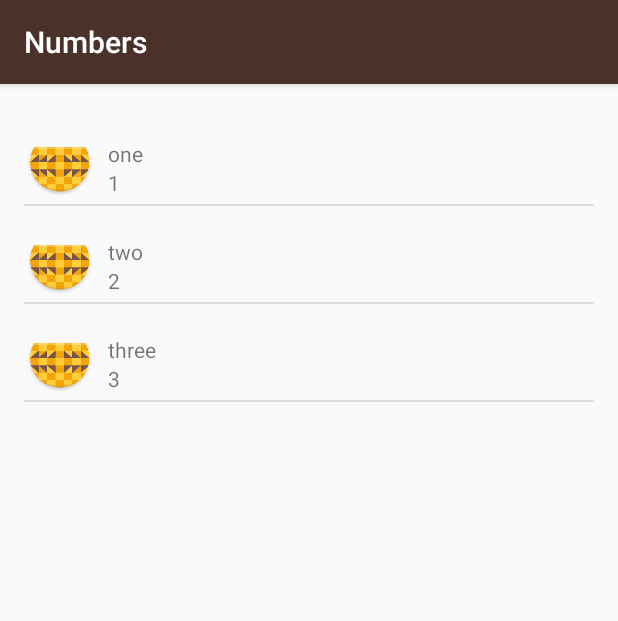
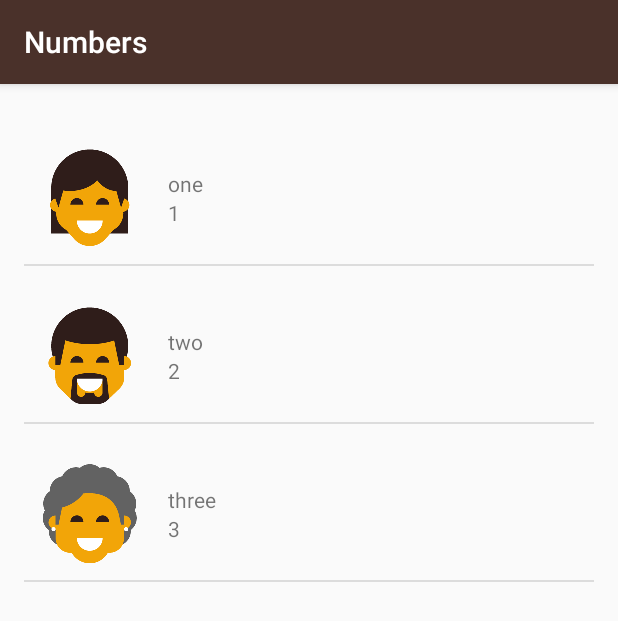
Before and after one commit to timkao/androidListAdapter, an Android app: the NumbersActivity screen opened directly, with no data from a screen before it, on a phone screen of 412 x 824 dp. Shown: the top 621 px of the screen. Run offline under Robolectric (Android 15) with nearby library versions, the phone set to English and light mode, and no system bars.

Commit message:
aapt gives each resource an id

```diff
--- a/app/src/main/java/com/example/android/miwok/NumbersActivity.java
+++ b/app/src/main/java/com/example/android/miwok/NumbersActivity.java
@@ -16,9 +16,9 @@ public class NumbersActivity extends AppCompatActivity {
         setContentView(R.layout.activity_numbers);
 
         ArrayList<Word> list = new ArrayList();
-        list.add(new Word("one", "1"));
-        list.add(new Word("two", "2"));
-        list.add(new Word("three", "3"));
+        list.add(new Word("one", "1", R.drawable.family_daughter));
+        list.add(new Word("two", "2", R.drawable.family_father));
+        list.add(new Word("three", "3", R.drawable.family_grandmother));
         WordAdapter adapter = new WordAdapter(this, list);
 
         ListView listView = (ListView) findViewById(R.id.list);
--- a/app/src/main/java/com/example/android/miwok/Word.java
+++ b/app/src/main/java/com/example/android/miwok/Word.java
@@ -4,10 +4,12 @@ public class Word {
 
     private String miworkTranslation;
     private String defaultTranslation;
+    private int imageSrc;
 
-    public Word(String miwork, String english) {
+    public Word(String miwork, String english, int uriSrc) {
         miworkTranslation = miwork;
         defaultTranslation = english;
+        imageSrc = uriSrc;
     }
 
     public String getMiworkTranslation() {
@@ -17,4 +19,8 @@ public class Word {
     public String getDefaultTranslation() {
         return defaultTranslation;
     }
+
+    public int getImageSrc() {
+        return imageSrc;
+    }
 }
--- a/app/src/main/java/com/example/android/miwok/WordAdapter.java
+++ b/app/src/main/java/com/example/android/miwok/WordAdapter.java
@@ -8,6 +8,7 @@ import android.view.LayoutInflater;
 import android.view.View;
 import android.view.ViewGroup;
 import android.widget.ArrayAdapter;
+import android.widget.ImageView;
 import android.widget.TextView;
 
 import java.util.ArrayList;
@@ -32,9 +33,11 @@ public class WordAdapter extends ArrayAdapter<Word> {
 
         TextView miTextView = (TextView) listItemView.findViewById(R.id.miwork);
         TextView enTextView = (TextView) listItemView.findViewById(R.id.english);
+        ImageView imgView = (ImageView) listItemView.findViewById(R.id.smallIcon);
 
         miTextView.setText(currentWord.getMiworkTranslation());
         enTextView.setText(currentWord.getDefaultTranslation());
+        imgView.setImageResource(currentWord.getImageSrc());
 
         return listItemView;
     }
--- a/app/src/main/res/layout/my_simple_list.xml
+++ b/app/src/main/res/layout/my_simple_list.xml
@@ -13,6 +13,7 @@
         android:orientation="horizontal">
 
         <ImageView
+            android:id="@+id/smallIcon"
             android:layout_width="wrap_content"
             android:layout_height="wrap_content"
             android:src="@mipmap/ic_launcher"/>
```
